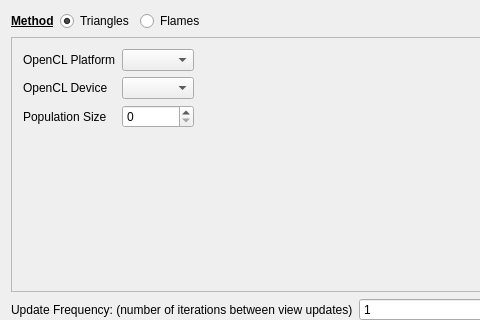
Qt form triangles.ui (gh2k/triangles) before a commit; both pictures show x 0 to 480 and y 0 to 320 of the 901 by 780 pixel window.
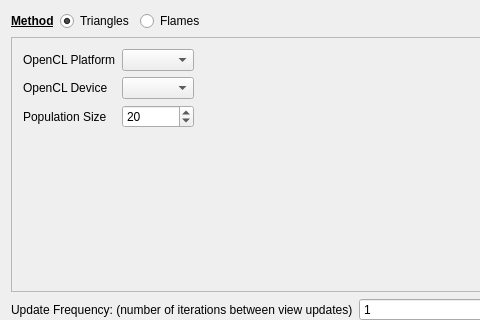
The same form after that commit.

Commit message: Populate opencl device and platform in settings

Diff of the .ui file:
```diff
--- a/triangles.ui
+++ b/triangles.ui
@@ -267,7 +267,17 @@
              </widget>
             </item>
             <item row="2" column="1">
-             <widget class="QSpinBox" name="flamePopulationSize"/>
+             <widget class="QSpinBox" name="flamePopulationSize">
+              <property name="minimum">
+               <number>1</number>
+              </property>
+              <property name="maximum">
+               <number>1000</number>
+              </property>
+              <property name="value">
+               <number>20</number>
+              </property>
+             </widget>
             </item>
            </layout>
           </item>
```
The commit also changes 2 other files.
